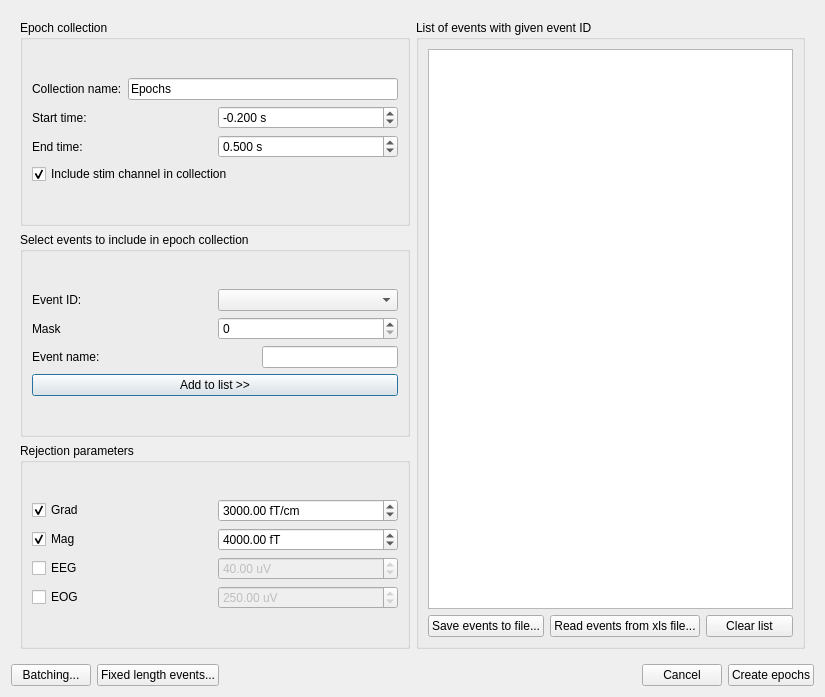
cibr-jyu/meggie, file meggie_batch/ui/qt4Designer_ui_files/eventSelectionDialog.ui: the form before one commit.
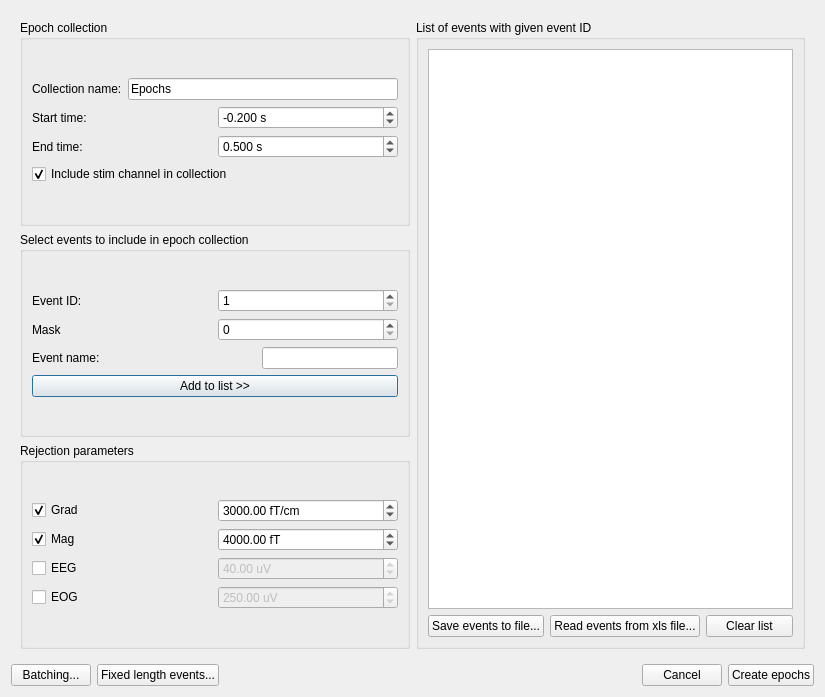
The form after the commit.

The edit to the form file:
```diff
--- a/meggie_batch/ui/qt4Designer_ui_files/eventSelectionDialog.ui
+++ b/meggie_batch/ui/qt4Designer_ui_files/eventSelectionDialog.ui
@@ -68,7 +68,14 @@
                      </widget>
                     </item>
                     <item>
-                     <widget class="QComboBox" name="comboBoxEventID"/>
+                     <widget class="QSpinBox" name="spinBoxEventID">
+                      <property name="minimum">
+                       <number>1</number>
+                      </property>
+                      <property name="maximum">
+                       <number>999999</number>
+                      </property>
+                     </widget>
                     </item>
                    </layout>
                   </item>
```
Left out of the diff: 6 changed lines with no effect on the pictures.
